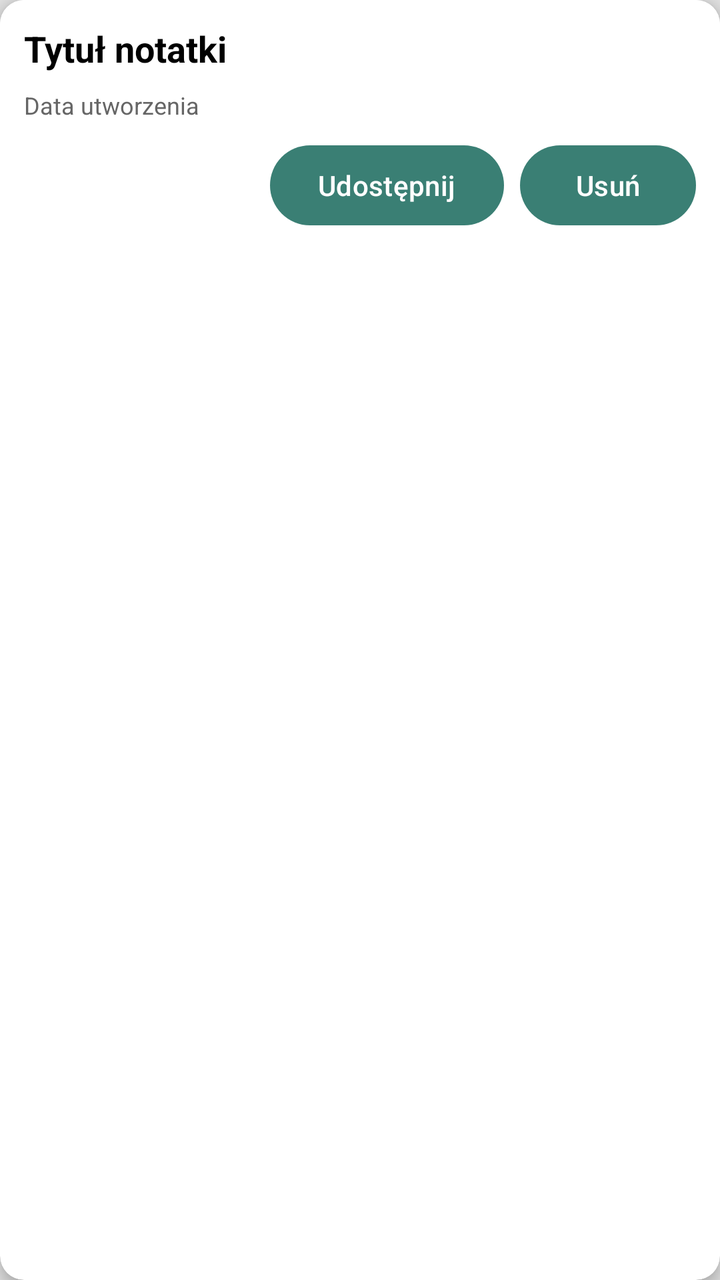
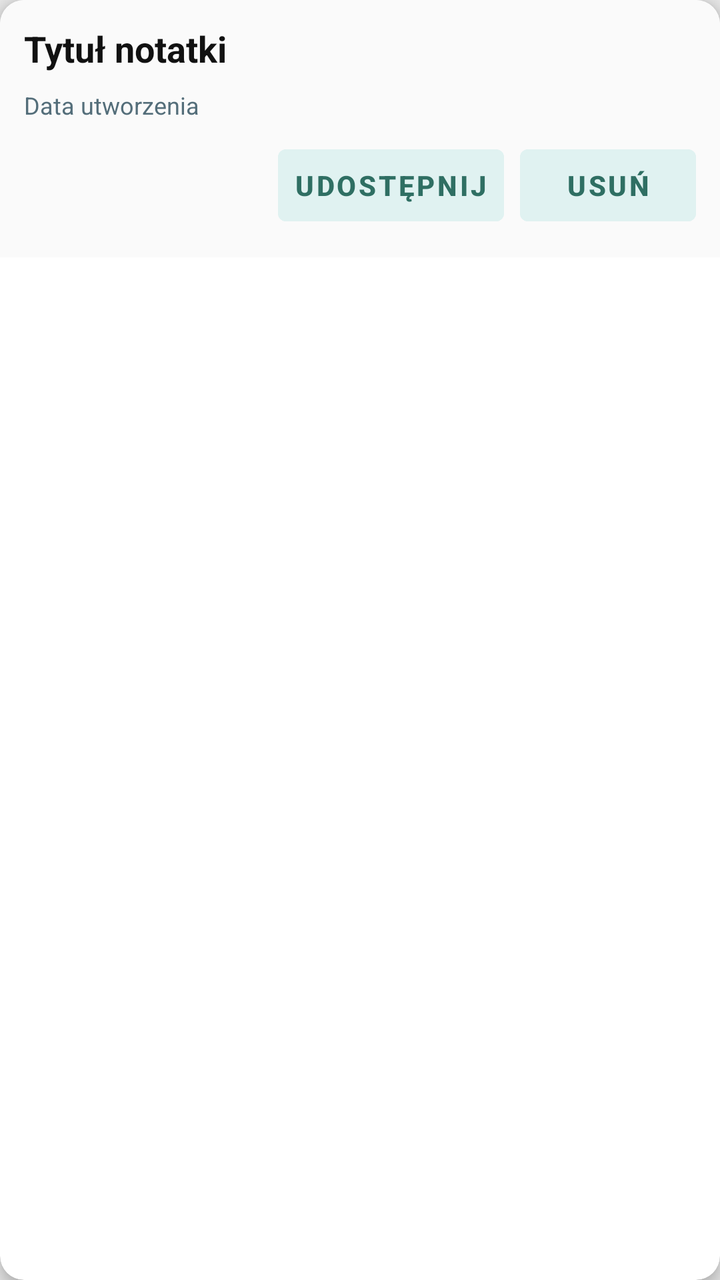

Before-and-after screenshots of an Android layout around one commit, followed by the original layout XML and the change that was made.
<!-- AndroidManifest.xml: application theme Theme.GigaNotatnik -->
<!-- res/layout/item_note.xml -->
<?xml version="1.0" encoding="utf-8"?>
<androidx.cardview.widget.CardView xmlns:android="http://schemas.android.com/apk/res/android"
    xmlns:card_view="http://schemas.android.com/apk/res-auto"
    android:layout_width="match_parent"
    android:layout_height="wrap_content"
    android:layout_margin="8dp"
    card_view:cardCornerRadius="12dp"
    card_view:cardElevation="4dp"
    android:clickable="true"
    android:background="@android:color/white"
    android:foreground="?android:attr/selectableItemBackground">

    <LinearLayout
        android:layout_width="match_parent"
        android:layout_height="wrap_content"
        android:orientation="vertical"
        android:background="@android:color/white"
        android:padding="12dp">

        <TextView
            android:id="@+id/noteTitle"
            android:layout_width="match_parent"
            android:layout_height="wrap_content"
            android:text="@string/NoteTitle"
            android:textSize="18sp"
            android:textStyle="bold"
            android:textColor="@android:color/black"
            android:layout_marginBottom="8dp"/>

        <TextView
            android:id="@+id/noteTimestamp"
            android:layout_width="match_parent"
            android:layout_height="wrap_content"
            android:text="@string/CreateDate"
            android:textSize="12sp"
            android:textColor="#666666"
            android:layout_marginBottom="8dp" />

        <LinearLayout
            android:layout_width="match_parent"
            android:layout_height="wrap_content"
            android:orientation="horizontal"
            android:gravity="end">

            <Button
                android:id="@+id/btnShareNote"
                android:layout_width="wrap_content"
                android:layout_height="wrap_content"
                android:text="@string/ShareTxt" />

            <Button
                android:id="@+id/btnDeleteNote"
                android:layout_width="wrap_content"
                android:layout_height="wrap_content"
                android:text="@string/DeleteStr"
                android:layout_marginStart="8dp" />
        </LinearLayout>

    </LinearLayout>
</androidx.cardview.widget.CardView>
<!-- resources referenced by this layout -->
<resources>
  <string name="CreateDate">Data utworzenia</string>
  <string name="DeleteStr">Usuń</string>
  <string name="NoteTitle">Tytuł notatki</string>
  <string name="ShareTxt">Udostępnij</string>
  <style name="Theme.GigaNotatnik" parent="Theme.Material3.DayNight.NoActionBar">
          <item name="android:windowBackground">@color/background</item>
          <item name="colorPrimary">@color/primary</item>
          <item name="colorPrimaryVariant">@color/primaryVariant</item>
          <item name="colorSecondary">@color/primary_teal</item>
          <item name="colorAccent">@color/accent</item>
          <item name="colorSurface">@color/surface</item>
          <item name="colorOnSurface">@color/textPrimary</item>
          <item name="colorOnPrimary">@color/text_on_button</item>
      </style>
  <color name="background">#E0E0E0</color>
  <color name="primary">#3A7F74</color>
  <color name="primaryVariant">#00BFFF</color>
  <color name="primary_teal">#2F6F63</color>
  <color name="accent">#00D4FF</color>
  <color name="surface">#1E1E1E</color>
  <color name="textPrimary">#111111</color>
  <color name="text_on_button">#FFFFFF</color>
</resources>

<!-- the commit's change to res/layout/item_note.xml (unified diff, before → after) -->
@@ -14,7 +14,7 @@
         android:layout_width="match_parent"
         android:layout_height="wrap_content"
         android:orientation="vertical"
-        android:background="@android:color/white"
+        android:background="@color/cardBackground"
         android:padding="12dp">
 
         <TextView
@@ -24,7 +24,7 @@
             android:text="@string/NoteTitle"
             android:textSize="18sp"
             android:textStyle="bold"
-            android:textColor="@android:color/black"
+            android:textColor="@color/textPrimary"
             android:layout_marginBottom="8dp"/>
 
         <TextView
@@ -33,23 +33,27 @@
             android:layout_height="wrap_content"
             android:text="@string/CreateDate"
             android:textSize="12sp"
-            android:textColor="#666666"
+            android:textColor="@color/textSecondary"
             android:layout_marginBottom="8dp" />
 
         <LinearLayout
             android:layout_width="match_parent"
             android:layout_height="wrap_content"
             android:orientation="horizontal"
+            android:background="@color/cardBackground"
+
             android:gravity="end">
 
             <Button
                 android:id="@+id/btnShareNote"
+                style="@style/NoteActionButton"
                 android:layout_width="wrap_content"
                 android:layout_height="wrap_content"
                 android:text="@string/ShareTxt" />
 
             <Button
                 android:id="@+id/btnDeleteNote"
+                style="@style/NoteActionButton"
                 android:layout_width="wrap_content"
                 android:layout_height="wrap_content"
                 android:text="@string/DeleteStr"
<!-- resource entries referenced after the edit -->
@@ -1,11 +1,18 @@
 <!-- resources referenced by this layout -->
 <resources>
+  <color name="cardBackground">#FAFAFA</color>
   <string name="CreateDate">Data utworzenia</string>
   <string name="DeleteStr">Usuń</string>
   <string name="NoteTitle">Tytuł notatki</string>
   <string name="ShareTxt">Udostępnij</string>
+  <style name="NoteActionButton" parent="Widget.MaterialComponents.Button.TextButton">
+          <item name="android:backgroundTint">@color/note_button_background</item>
+          <item name="android:textColor">@color/note_button_text</item>
+          <item name="android:textStyle">bold</item>
+      </style>
   <style name="Theme.GigaNotatnik" parent="Theme.Material3.DayNight.NoActionBar">
           <item name="android:windowBackground">@color/background</item>
+          <item name="android:statusBarColor">@color/statusBarColor</item>
           <item name="colorPrimary">@color/primary</item>
           <item name="colorPrimaryVariant">@color/primaryVariant</item>
           <item name="colorSecondary">@color/primary_teal</item>
@@ -13,14 +20,19 @@
           <item name="colorSurface">@color/surface</item>
           <item name="colorOnSurface">@color/textPrimary</item>
           <item name="colorOnPrimary">@color/text_on_button</item>
+  
       </style>
-  <color name="background">#E0E0E0</color>
+  <color name="note_button_background">#E0F2F1</color>
+  <color name="note_button_text">#2F6F63</color>
+  <color name="background">#e6e6e6</color>
+  <color name="statusBarColor">#3A7F74</color>
   <color name="primary">#3A7F74</color>
-  <color name="primaryVariant">#00BFFF</color>
+  <color name="primaryVariant">#427964</color>
   <color name="primary_teal">#2F6F63</color>
   <color name="accent">#00D4FF</color>
-  <color name="surface">#1E1E1E</color>
+  <color name="surface">#FFFFFF</color>
   <color name="textPrimary">#111111</color>
-  <color name="text_on_button">#FFFFFF</color>
+  <color name="textSecondary">#546E7A</color>
+  <color name="text_on_button">#347f78</color>
 </resources>
 
